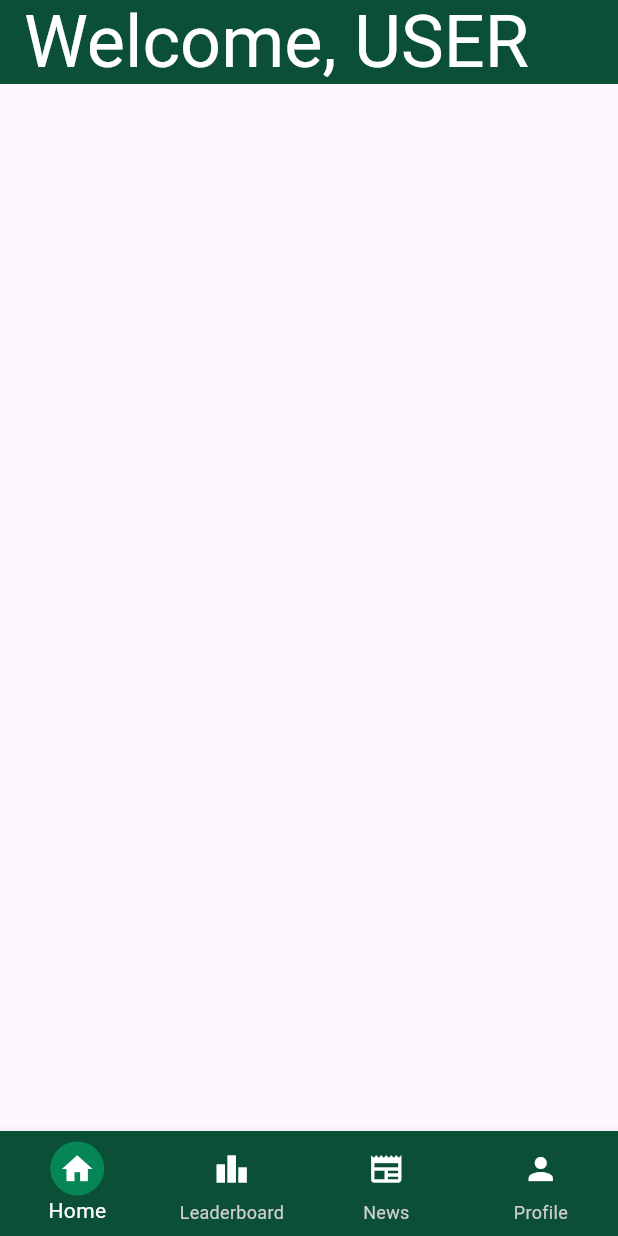
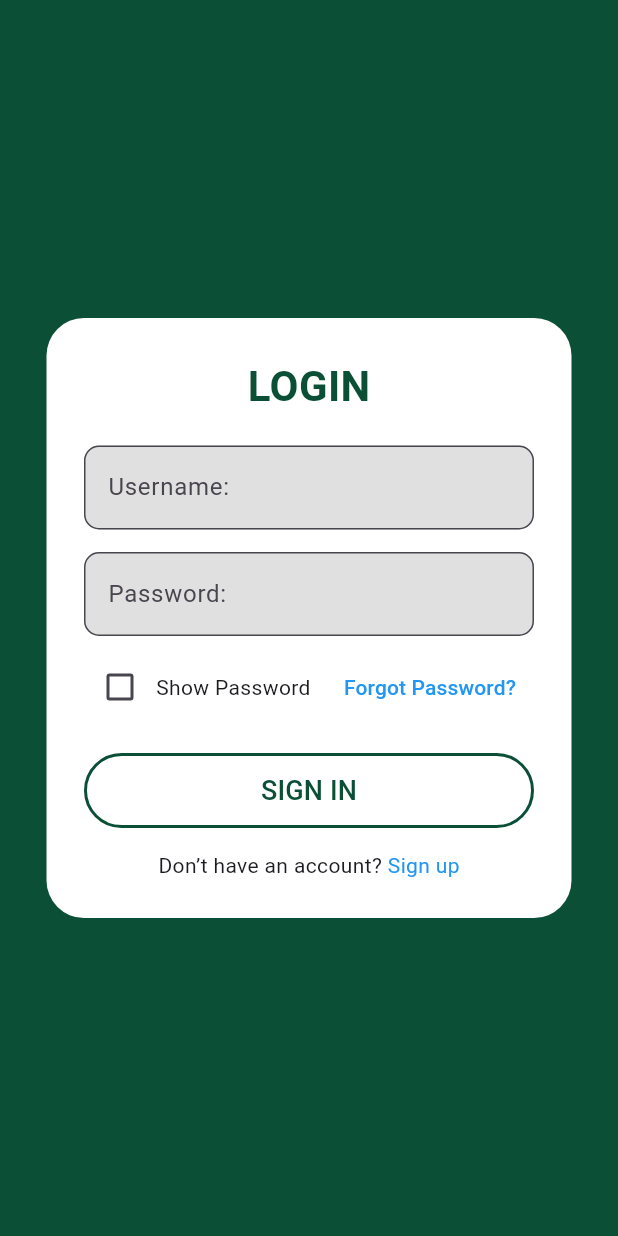
Before and after one commit to CR1SI/CarbonFootPrinters, a Flutter app: the screen it shows after launch, on a phone screen of 412 x 824 dp. Run offline on Flutter 3.47's test engine with Material 3 defaults, Android fonts, the phone set to English and light mode, and no system bars; Roboto replaces fonts that are missing (Varela).

Commit message:
added login

```diff
--- a/front-end/carbon_foot_printer/lib/home_screen.dart
+++ b/front-end/carbon_foot_printer/lib/home_screen.dart
@@ -7,6 +7,7 @@ class HomeScreen extends StatelessWidget {
   Widget build(BuildContext context) {
     return Scaffold(
 appBar: AppBar(
+  toolbarHeight: 100,
 title: Text('Welcome, USER',
 style: TextStyle(
       color: Colors.white,
--- /dev/null
+++ b/front-end/carbon_foot_printer/lib/login.dart
@@ -0,0 +1,141 @@
+import 'package:flutter/material.dart';
+
+class LoginScreen extends StatefulWidget {
+  const LoginScreen({super.key});
+
+  @override
+  State<LoginScreen> createState() => _LoginScreenState();
+}
+
+class _LoginScreenState extends State<LoginScreen> {
+  bool _showPassword = false;
+
+  @override
+  Widget build(BuildContext context) {
+    return Scaffold(
+      backgroundColor: const Color.fromARGB(255, 10, 79, 54),
+      body: Center(
+        child: Container(
+          padding: const EdgeInsets.all(25),
+          width: 350,
+          decoration: BoxDecoration(
+            color: Colors.white,
+            borderRadius: BorderRadius.circular(25),
+          ),
+          child: Column(
+            mainAxisSize: MainAxisSize.min,
+            children: [
+              const Text(
+                "LOGIN",
+                style: TextStyle(
+                  fontSize: 28,
+                  fontWeight: FontWeight.bold,
+                  color: Color.fromARGB(255, 10, 79, 54),
+                ),
+              ),
+              const SizedBox(height: 20),
+
+              // Username field
+              TextField(
+                decoration: InputDecoration(
+                  labelText: "Username:",
+                  filled: true,
+                  fillColor: Colors.grey[300],
+                  border: OutlineInputBorder(
+                    borderRadius: BorderRadius.circular(10),
+                    borderSide: const BorderSide(color: Colors.green),
+                  ),
+                ),
+              ),
+              const SizedBox(height: 15),
+
+              // Password field
+              TextField(
+                obscureText: !_showPassword,
+                decoration: InputDecoration(
+                  labelText: "Password:",
+                  filled: true,
+                  fillColor: Colors.grey[300],
+                  border: OutlineInputBorder(
+                    borderRadius: BorderRadius.circular(10),
+                    borderSide: const BorderSide(color: Colors.green),
+                  ),
+                ),
+              ),
+
+              const SizedBox(height: 10),
+
+              // Row with checkbox + forgot password
+              Row(
+                children: [
+                  Checkbox(
+                    value: _showPassword,
+                    onChanged: (value) {
+                      setState(() {
+                        _showPassword = value ?? false;
+                      });
+                    },
+                    activeColor: const Color.fromARGB(255, 10, 79, 54),
+                  ),
+                  const Text("Show Password"),
+                  const Spacer(),
+                  TextButton(
+                    onPressed: () {},
+                    child: const Text(
+                      "Forgot Password?",
+                      style: TextStyle(color: Colors.blue),
+                    ),
+                  ),
+                ],
+              ),
+
+              const SizedBox(height: 20),
+
+              // Sign In button
+              OutlinedButton(
+                style: OutlinedButton.styleFrom(
+                  side: const BorderSide(
+                      color: Color.fromARGB(255, 10, 79, 54), width: 2),
+                  minimumSize: const Size.fromHeight(50),
+                ),
+                onPressed: () {
+                  ScaffoldMessenger.of(context).showSnackBar(
+                    const SnackBar(content: Text("Sign In clicked")),
+                  );
+                },
+                child: const Text(
+                  "SIGN IN",
+                  style: TextStyle(
+                    fontSize: 18,
+                    color: Color.fromARGB(255, 10, 79, 54),
+                  ),
+                ),
+              ),
+
+              const SizedBox(height: 15),
+
+              // Sign up link
+              Row(
+                mainAxisAlignment: MainAxisAlignment.center,
+                children: [
+                  const Text("Don’t have an account? "),
+                  GestureDetector(
+                    onTap: () {
+                      ScaffoldMessenger.of(context).showSnackBar(
+                        const SnackBar(content: Text("Go to Sign Up page")),
+                      );
+                    },
+                    child: const Text(
+                      "Sign up",
+                      style: TextStyle(color: Colors.blue),
+                    ),
+                  ),
+                ],
+              ),
+            ],
+          ),
+        ),
+      ),
+    );
+  }
+}
--- a/front-end/carbon_foot_printer/lib/main.dart
+++ b/front-end/carbon_foot_printer/lib/main.dart
@@ -4,9 +4,10 @@ import 'leader_screen.dart';
 import 'news_screen.dart';
 import 'profile_screen.dart';
 import 'settings_screen.dart';
+import 'login.dart';
 
 void main() {
-  runApp(MyApp());
+  runApp(const MyApp());
 }
 
 class MyApp extends StatelessWidget {
@@ -16,7 +17,7 @@ class MyApp extends StatelessWidget {
   Widget build(BuildContext context) {
     return MaterialApp(
       debugShowCheckedModeBanner: false,
-      home: MainHomeScreen(),
+      home: LoginScreen(),
     );
   }
 }
```
Also changed, not shown: front-end/carbon_foot_printer/lib/profile_screen.dart (+33 -4 lines), front-end/carbon_foot_printer/lib/settings_screen.dart (+14 -5 lines).
